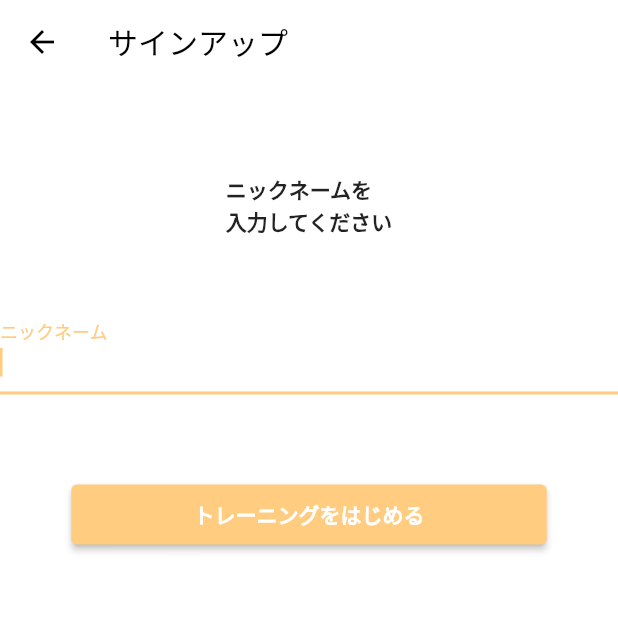
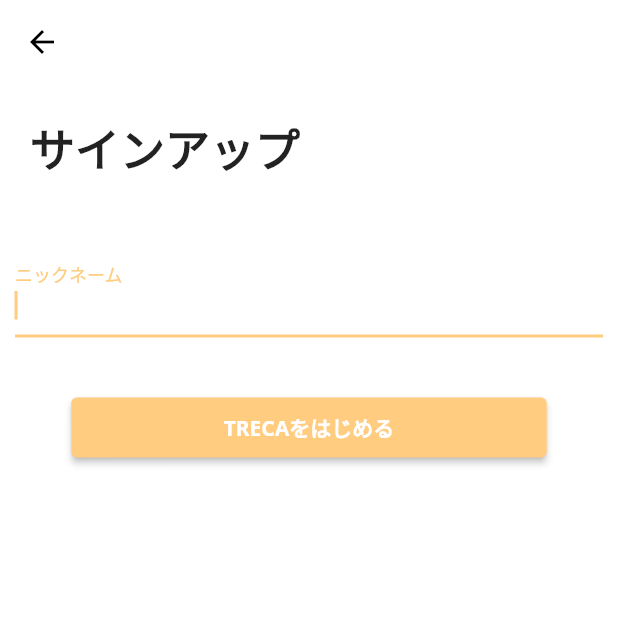
Before and after one commit to daibbon/github_1_1, a Flutter app: the nickname screen opened directly, on a phone screen of 412 x 824 dp, the top half of it. Run offline on Flutter 3.47's test engine with Material 2 defaults, Android fonts, the phone set to English and light mode, and no system bars; our stand-ins replace cloud_firestore, firebase_core, fluttertoast, google_fonts, modal_bottom_sheet; accounts and stored records are empty.

Commit message:
2021/11/12 児島18

```diff
--- a/lib/migileft_screen.dart
+++ b/lib/migileft_screen.dart
@@ -30,26 +30,31 @@ class _MigileftState extends State<MigileftScreen> {
   Widget build(BuildContext context) {
     return Scaffold(
           body: Container(
+            margin: EdgeInsets.fromLTRB(10, 100, 10, 10),
             child: Column(
                 crossAxisAlignment: CrossAxisAlignment.start,
                 children: <Widget>[
 
                   Container(
-                      margin: EdgeInsets.fromLTRB(0, 100, 200, 20),
+                      width: double.infinity,
+                      margin: EdgeInsets.fromLTRB(10, 0, 0, 0),
                       // padding: EdgeInsets.all(20.0),
                       child: Text(
                           "トレーニング",
+                          textAlign: TextAlign.left,
                           style: GoogleFonts.notoSans(
-                            textStyle: TextStyle(fontWeight: FontWeight.bold, fontSize: 26.0),
+                            textStyle: TextStyle(fontWeight: FontWeight.bold, fontSize: 28.0),
                           )
                       )),
 
                   Container(
+                    // margin入れたらerror
                     child: Expanded(
                       //引数にstream名/フィールド名/画面遷移のメソッドを代入する
                       child: makingList(_makingStream, 'name', _onTap),
                     ),
                   ),
+
                 ]
             ),
           )
--- a/lib/nickname.dart
+++ b/lib/nickname.dart
@@ -19,37 +19,41 @@ class _nicknameState extends State<nickname> {
   @override
   Widget build(BuildContext context) {
     return Scaffold(
+
       appBar: AppBar(
-        title: Text('サインアップ',
-          style: TextStyle(color: Colors.black),
-        ),
-        // centerTitle: true,
         elevation: 0,
         iconTheme: IconThemeData(color: Colors.black),
         backgroundColor: CupertinoColors.white,
       ),
+
       body: Form(
         // Formのkeyに指定する
         key: _formKey,
+        child: Container(
+          margin: EdgeInsets.fromLTRB(10, 10, 10, 10),
           child: Column(
             mainAxisAlignment: MainAxisAlignment.start,
             children: [
+
               Container(
-              margin: EdgeInsets.fromLTRB(10, 60, 10, 30),
+                width: double.infinity,
+                margin: EdgeInsets.fromLTRB(10, 10, 10, 10),
                 child: Text(
-                'ニックネームを\n入力してください',
+                  'サインアップ',
+                  textAlign: TextAlign.left,
                   style: GoogleFonts.notoSans(
-                  textStyle: TextStyle(fontWeight: FontWeight.bold, fontSize: 14.0),
+                    textStyle: TextStyle(fontWeight: FontWeight.bold, fontSize: 30.0),
                   ),
                 ),
               ),
 
-            SizedBox(height: 16),
+              Container(
+                  margin: EdgeInsets.fromLTRB(10, 10, 10, 10),
+                  child: SizedBox(height: 16,)),
               TextFormField(
                 autofocus: true,
                 decoration: InputDecoration(
                   labelText: 'ニックネーム',
-
                 ),
                 keyboardType: TextInputType.name,
                 // ニックネームのバリデーション
@@ -64,17 +68,15 @@ class _nicknameState extends State<nickname> {
                 },
               ),
 
-            // SizedBox(height: 16),
               Container(
-              margin: EdgeInsets.fromLTRB(10, 60, 10, 30),
+                margin: EdgeInsets.fromLTRB(10, 40, 10, 10),
                 child: SizedBox(
                   width: 317,
                   height: 40,
-
                   child: ElevatedButton(
                     // ログインボタンをタップしたときの処理
                     onPressed: () => _onSignIn(),
-                  child: Text('トレーニングをはじめる',
+                    child: Text('TRECAをはじめる',
                       style: GoogleFonts.notoSans(
                         textStyle: TextStyle(fontWeight: FontWeight.bold, fontSize: 14.0),
                       ),
@@ -82,7 +84,9 @@ class _nicknameState extends State<nickname> {
                   ),
                 ),
               )
+
             ],
+          ),
         ),
       ),
     );
```
Lines whose indentation alone changed are shown as unchanged.
